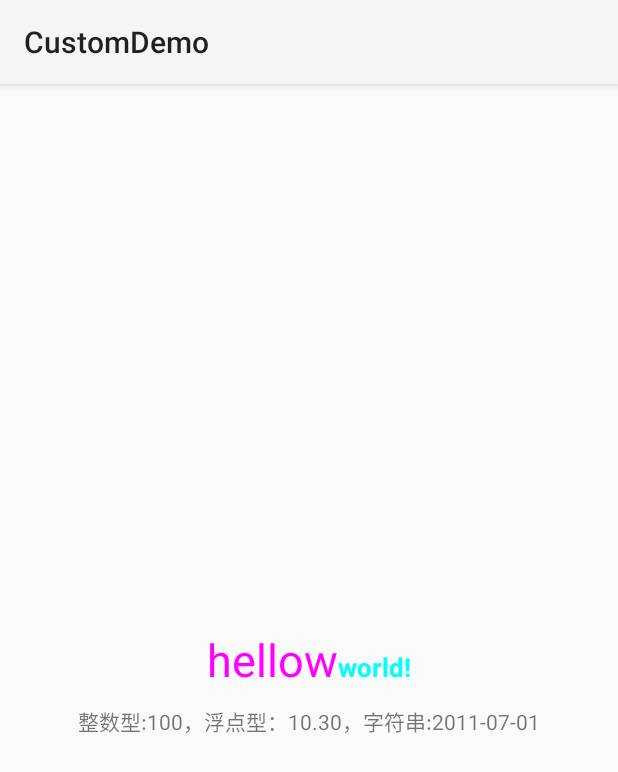
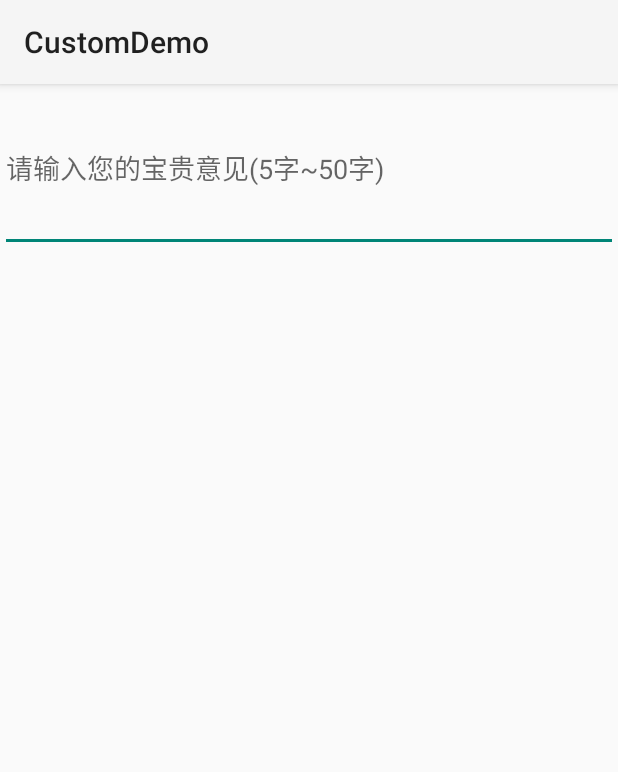
Before and after one commit to toumubaoqiong/CustomDemo, an Android app: the screen it shows after launch (ExpandTextViewActivity before the commit, ExpandEditTextActivity after it), on a phone screen of 412 x 824 dp. Shown: the top 772 px of the screen. Run offline under Robolectric (Android 15) with nearby library versions, the phone set to English and light mode, and no system bars.

Commit message:
添加扩展EditText demo

```diff
--- a/app/src/main/AndroidManifest.xml
+++ b/app/src/main/AndroidManifest.xml
@@ -70,9 +70,10 @@
         <activity android:name=".viewfipper.ViewFlipperActivity" />
         <activity android:name=".viewpager.ViewPagerActivity" />
         <activity android:name=".viewpager.ViewPagerOthersActivity" />
-        <activity android:name=".textureview.TextureViewActivity">
+        <activity android:name=".textureview.TextureViewActivity"></activity>
+        <activity android:name=".controls.ExpandTextViewActivity">
         </activity>
-        <activity android:name=".controls.ExpandTextViewActivity">
+        <activity android:name=".controls.ExpandEditTextActivity">
             <intent-filter>
                 <action android:name="android.intent.action.MAIN" />
 
--- /dev/null
+++ b/app/src/main/java/com/vince/demo/customdemo/controls/ExpandEditTextActivity.java
@@ -0,0 +1,26 @@
+package com.vince.demo.customdemo.controls;
+
+import android.app.Activity;
+import android.os.Bundle;
+import android.text.InputFilter;
+import android.widget.EditText;
+
+import com.vince.demo.customdemo.R;
+/**
+ *description:扩展EditText 功能    监听输入字体数达到最大长度时给予相应的提示
+ *author:Vince
+ *creator at:2016/9/27
+ */
+public class ExpandEditTextActivity extends Activity {
+
+    private EditText mEdt;
+
+    @Override
+    protected void onCreate(Bundle savedInstanceState) {
+        super.onCreate(savedInstanceState);
+        setContentView(R.layout.activity_expand_edit_text);
+
+        mEdt = (EditText)findViewById(R.id.EditText_message);
+        mEdt.setFilters(new InputFilter[] { new LengthFilter(this,50) });
+    }
+}
--- /dev/null
+++ b/app/src/main/res/layout/activity_expand_edit_text.xml
@@ -0,0 +1,16 @@
+<?xml version="1.0" encoding="utf-8"?>
+<RelativeLayout xmlns:android="http://schemas.android.com/apk/res/android"
+    xmlns:tools="http://schemas.android.com/tools"
+    android:layout_width="match_parent"
+    android:layout_height="match_parent">
+
+    <EditText
+        android:id="@+id/EditText_message"
+        android:layout_width="match_parent"
+        android:layout_height="wrap_content"
+        android:minLines="4"
+        android:hint="请输入您的宝贵意见(5字~50字)"
+        android:maxLength="50"
+        android:textColor="#363636"/>
+
+</RelativeLayout>
--- a/app/src/main/res/values/strings.xml
+++ b/app/src/main/res/values/strings.xml
@@ -41,4 +41,5 @@
          %c：表示字符串
      -->
     <string name="data">整数型:%1$d，浮点型：%2$.2f，字符串:%3$s</string>
+    <string name="tip">装不了了</string>
 </resources>
```
Also changed, not shown: app/src/main/java/com/vince/demo/customdemo/controls/LengthFilter.java (added, +56 -0 lines).
